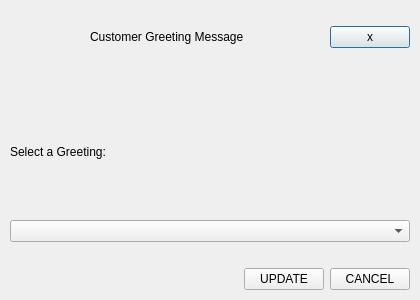
Qt form Project/ui/greeting_menu.ui (Selvam-T/POS) before a commit.
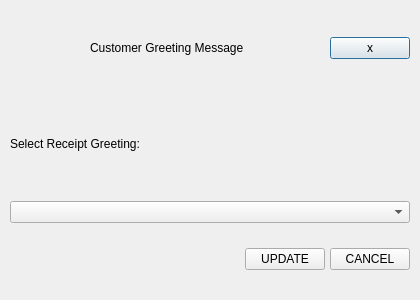
The same form after that commit.

Commit message: standardized menu.qss using objectName suffixes for QTabBar, QLineEdit, QComboBox, QLabels

```diff
--- a/Project/ui/greeting_menu.ui
+++ b/Project/ui/greeting_menu.ui
@@ -11,17 +11,20 @@
    </rect>
   </property>
   <layout class="QVBoxLayout" name="verticalLayout">
+   <property name="spacing">
+    <number>5</number>
+   </property>
    <property name="leftMargin">
     <number>10</number>
    </property>
    <property name="topMargin">
-    <number>0</number>
+    <number>20</number>
    </property>
    <property name="rightMargin">
     <number>10</number>
    </property>
    <property name="bottomMargin">
-    <number>10</number>
+    <number>30</number>
    </property>
    <item>
     <widget class="QFrame" name="customTitleBar">
@@ -106,7 +109,7 @@
    <item>
     <widget class="QLabel" name="selectSubLbl">
      <property name="text">
-      <string>Select a Greeting:</string>
+      <string>Select Receipt Greeting:</string>
      </property>
      <property name="alignment">
       <set>Qt::AlignLeading|Qt::AlignLeft|Qt::AlignVCenter</set>
```
The commit also changes 13 other files.
